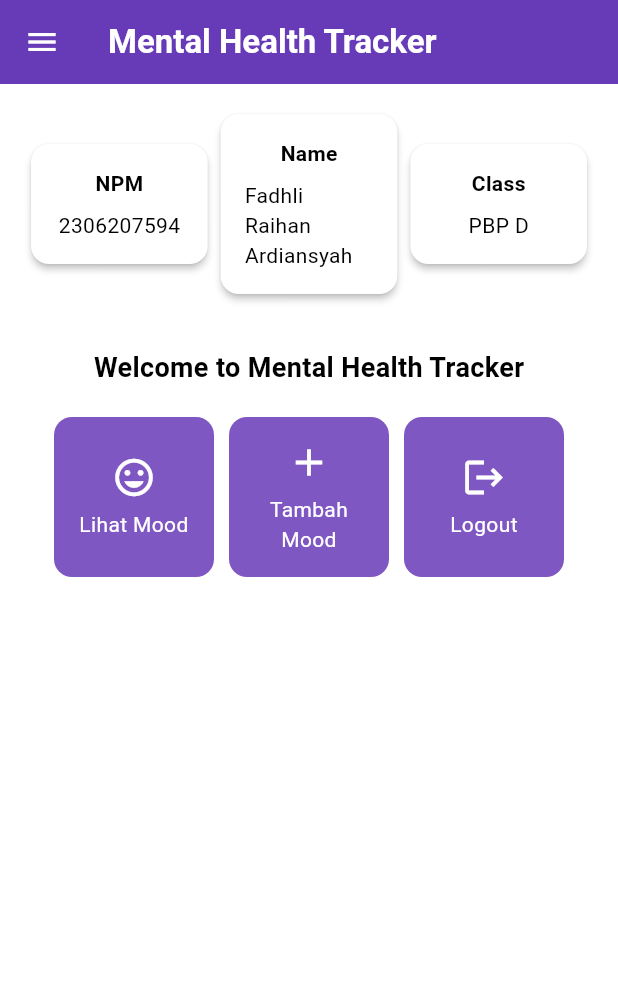
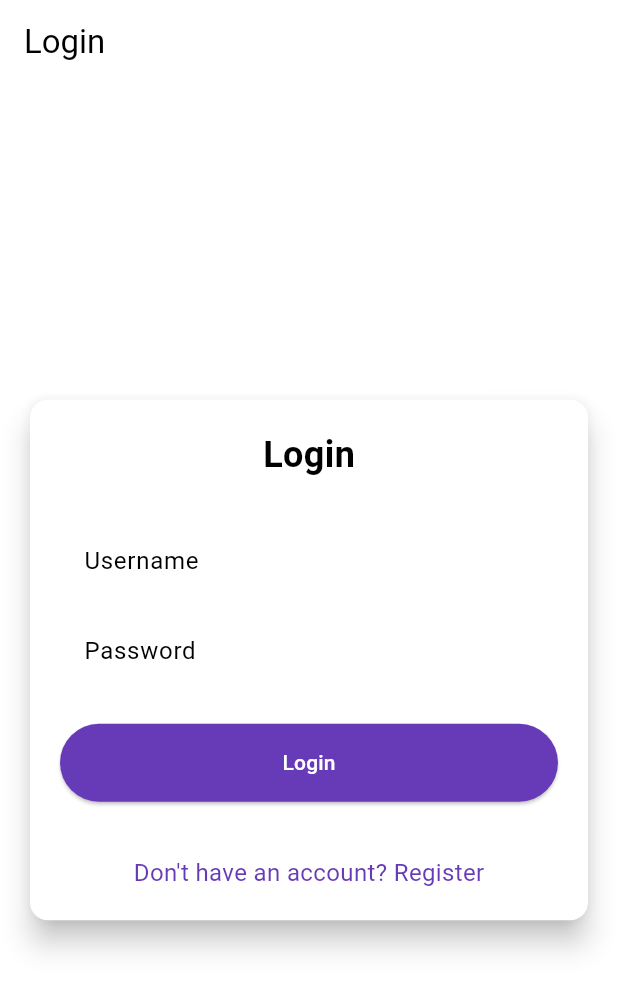
Before and after one commit to Bakuwan/mental-health-tracker-mobile, a Flutter app: the screen it shows after launch, on a phone screen of 412 x 824 dp. Shown: the top 991 px of the screen. Run offline on Flutter 3.47's test engine with Material 3 defaults, Android fonts, the phone set to English and light mode, and no system bars; missing offline and left inert: pbp_django_auth.

Commit message:
Tutorial 8 PBP

```diff
--- a/lib/main.dart
+++ b/lib/main.dart
@@ -1,5 +1,9 @@
 import 'package:flutter/material.dart';
 import 'package:mental_health_tracker/screens/menu.dart';
+import 'package:pbp_django_auth/pbp_django_auth.dart';
+import 'package:provider/provider.dart';
+import 'package:mental_health_tracker/screens/login.dart';
+
 
 void main() {
   runApp(const MyApp());
@@ -10,14 +14,21 @@ class MyApp extends StatelessWidget {
 
   @override
   Widget build(BuildContext context) {
-    return MaterialApp(
-      title: 'Flutter Demo',
-      theme: ThemeData(
-        colorScheme: ColorScheme.fromSwatch(
-        primarySwatch: Colors.deepPurple,
-        ).copyWith(secondary: Colors.deepPurple[400]),
+    return Provider(
+      create: (_) {
+        CookieRequest request = CookieRequest();
+        return request;
+      },
+      child: MaterialApp(
+        title: 'Mental Health Tracker',
+        theme: ThemeData(
+          useMaterial3: true,
+          colorScheme: ColorScheme.fromSwatch(
+            primarySwatch: Colors.deepPurple,
+          ).copyWith(secondary: Colors.deepPurple[400]),
+        ),
+        home: const LoginPage(),
       ),
-      home: MyHomePage(),
     );
   }
 }
--- /dev/null
+++ b/lib/screens/login.dart
@@ -0,0 +1,181 @@
+import 'package:mental_health_tracker/screens/menu.dart';
+import 'package:flutter/material.dart';
+import 'package:pbp_django_auth/pbp_django_auth.dart';
+import 'package:provider/provider.dart';
+import 'package:mental_health_tracker/screens/register.dart';
+
+void main() {
+  runApp(const LoginApp());
+}
+
+class LoginApp extends StatelessWidget {
+  const LoginApp({super.key});
+
+  @override
+  Widget build(BuildContext context) {
+    return MaterialApp(
+      title: 'Login',
+      theme: ThemeData(
+        useMaterial3: true,
+        colorScheme: ColorScheme.fromSwatch(
+          primarySwatch: Colors.deepPurple,
+        ).copyWith(secondary: Colors.deepPurple[400]),
+      ),
+      home: const LoginPage(),
+    );
+  }
+}
+
+class LoginPage extends StatefulWidget {
+  const LoginPage({super.key});
+
+  @override
+  State<LoginPage> createState() => _LoginPageState();
+}
+
+class _LoginPageState extends State<LoginPage> {
+  final TextEditingController _usernameController = TextEditingController();
+  final TextEditingController _passwordController = TextEditingController();
+
+  @override
+  Widget build(BuildContext context) {
+    final request = context.watch<CookieRequest>();
+
+    return Scaffold(
+      appBar: AppBar(
+        title: const Text('Login'),
+      ),
+      body: Center(
+        child: SingleChildScrollView(
+          padding: const EdgeInsets.all(16.0),
+          child: Card(
+            elevation: 8,
+            shape: RoundedRectangleBorder(
+              borderRadius: BorderRadius.circular(12.0),
+            ),
+            child: Padding(
+              padding: const EdgeInsets.all(20.0),
+              child: Column(
+                mainAxisSize: MainAxisSize.min,
+                children: [
+                  const Text(
+                    'Login',
+                    style: TextStyle(
+                      fontSize: 24.0,
+                      fontWeight: FontWeight.bold,
+                    ),
+                  ),
+                  const SizedBox(height: 30.0),
+                  TextField(
+                    controller: _usernameController,
+                    decoration: const InputDecoration(
+                      labelText: 'Username',
+                      hintText: 'Enter your username',
+                      border: OutlineInputBorder(
+                        borderRadius: BorderRadius.all(Radius.circular(12.0)),
+                      ),
+                      contentPadding:
+                          EdgeInsets.symmetric(horizontal: 12.0, vertical: 8.0),
+                    ),
+                  ),
+                  const SizedBox(height: 12.0),
+                  TextField(
+                    controller: _passwordController,
+                    decoration: const InputDecoration(
+                      labelText: 'Password',
+                      hintText: 'Enter your password',
+                      border: OutlineInputBorder(
+                        borderRadius: BorderRadius.all(Radius.circular(12.0)),
+                      ),
+                      contentPadding:
+                          EdgeInsets.symmetric(horizontal: 12.0, vertical: 8.0),
+                    ),
+                    obscureText: true,
+                  ),
+                  const SizedBox(height: 24.0),
+                  ElevatedButton(
+                    onPressed: () async {
+                      String username = _usernameController.text;
+                      String password = _passwordController.text;
+
+                      // Cek kredensial
+                      // TODO: Ganti URL dan jangan lupa tambahkan trailing slash (/) di akhir URL!
+                      // Untuk menyambungkan Android emulator dengan Django pada localhost,
+                      // gunakan URL http://10.0.2.2/
+                      final response = await request
+                          .login("http://localhost:8000/auth/login/", {
+                        'username': username,
+                        'password': password,
+                      });
+
+                      if (request.loggedIn) {
+                        String message = response['message'];
+                        String uname = response['username'];
+                        if (context.mounted) {
+                          Navigator.pushReplacement(
+                            context,
+                            MaterialPageRoute(
+                                builder: (context) => MyHomePage()),
+                          );
+                          ScaffoldMessenger.of(context)
+                            ..hideCurrentSnackBar()
+                            ..showSnackBar(
+                              SnackBar(
+                                  content:
+                                      Text("$message Selamat datang, $uname.")),
+                            );
+                        }
+                      } else {
+                        if (context.mounted) {
+                          showDialog(
+                            context: context,
+                            builder: (context) => AlertDialog(
+                              title: const Text('Login Gagal'),
+                              content: Text(response['message']),
+                              actions: [
+                                TextButton(
+                                  child: const Text('OK'),
+                                  onPressed: () {
+                                    Navigator.pop(context);
+                                  },
+                                ),
+                              ],
+                            ),
+                          );
+                        }
+                      }
+                    },
+                    style: ElevatedButton.styleFrom(
+                      foregroundColor: Colors.white,
+                      minimumSize: Size(double.infinity, 50),
+                      backgroundColor: Theme.of(context).colorScheme.primary,
+                      padding: const EdgeInsets.symmetric(vertical: 16.0),
+                    ),
+                    child: const Text('Login'),
+                  ),
+                  const SizedBox(height: 36.0),
+                  GestureDetector(
+                    onTap: () {
+                      Navigator.push(
+                        context,
+                        MaterialPageRoute(
+                            builder: (context) => const RegisterPage()),
+                      );
+                    },
+                    child: Text(
+                      'Don\'t have an account? Register',
+                      style: TextStyle(
+                        color: Theme.of(context).colorScheme.primary,
+                        fontSize: 16.0,
+                      ),
+                    ),
+                  ),
+                ],
+              ),
+            ),
+          ),
+        ),
+      ),
+    );
+  }
+}
--- a/lib/screens/menu.dart
+++ b/lib/screens/menu.dart
@@ -1,5 +1,6 @@
 import 'package:flutter/material.dart';
 import 'package:mental_health_tracker/widgets/left_drawer.dart';
+import 'package:mental_health_tracker/widgets/mood_card.dart';
 class MyHomePage extends StatelessWidget {
     MyHomePage({super.key});
 
@@ -126,64 +127,3 @@ class InfoCard extends StatelessWidget {
     );
   }
 }
-
-class ItemHomepage {
-     final String name;
-     final IconData icon;
-
-     ItemHomepage(this.name, this.icon);
-}
-
-class ItemCard extends StatelessWidget {
-  // Menampilkan kartu dengan ikon dan nama.
-
-  final ItemHomepage item;
-
-  const ItemCard(this.item, {super.key});
-
-  @override
-  Widget build(BuildContext context) {
-    return Material(
-      // Menentukan warna latar belakang dari tema aplikasi.
-      color: Theme.of(context).colorScheme.secondary,
-      // Membuat sudut kartu melengkung.
-      borderRadius: BorderRadius.circular(12),
-
-      child: InkWell(
-        // Aksi ketika kartu ditekan.
-        onTap: () {
-          // Menampilkan pesan SnackBar saat kartu ditekan.
-          ScaffoldMessenger.of(context)
-            ..hideCurrentSnackBar()
-            ..showSnackBar(
-              SnackBar(content: Text("Kamu telah menekan tombol ${item.name}!"))
-            );
-        },
-        // Container untuk menyimpan Icon dan Text
-        child: Container(
-          padding: const EdgeInsets.all(8),
-          child: Center(
-            child: Column(
-              // Menyusun ikon dan teks di tengah kartu.
-              mainAxisAlignment: MainAxisAlignment.center,
-              children: [
-                Icon(
-                  item.icon,
-                  color: Colors.white,
-                  size: 30.0,
-                ),
-                const Padding(padding: EdgeInsets.all(3)),
-                Text(
-                  item.name,
-                  textAlign: TextAlign.center,
-                  style: const TextStyle(color: Colors.white),
-                ),
-              ],
-            ),
-          ),
-        ),
-      ),
-    );
-  }
-
-}
--- a/pubspec.yaml
+++ b/pubspec.yaml
@@ -35,6 +35,9 @@ dependencies:
   # The following adds the Cupertino Icons font to your application.
   # Use with the CupertinoIcons class for iOS style icons.
   cupertino_icons: ^1.0.8
+  provider: ^6.1.2
+  pbp_django_auth: ^0.4.0
+  http: ^1.2.2
 
 dev_dependencies:
   flutter_test:
```
Also changed, not shown: lib/models/mood_entry.dart (added, +65 -0 lines), lib/screens/list_moodentry.dart (added, +90 -0 lines), lib/screens/moodentry_form.dart (+38 -29 lines), lib/screens/register.dart (added, +166 -0 lines), lib/widgets/left_drawer.dart (+12 -0 lines), lib/widgets/mood_card.dart (+44 -11 lines), pubspec.lock, 2 other files.
